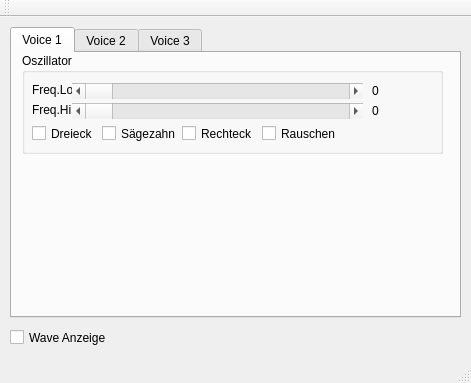
ThKattanek/realsid, file mainwindow.ui: the form before one commit.
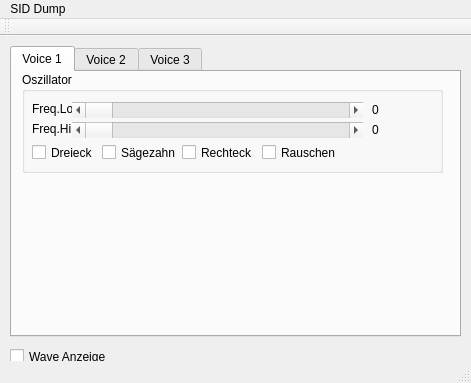
The form after the commit.

Commit message: SIDDumpClass für Emu64 SIDDumps hinugefuegt. Real 8580R5 SID Aufnahme und dazugehoeriges SIDDump File (sdp) mit ins Paket gepackt.

```diff
--- a/mainwindow.ui
+++ b/mainwindow.ui
@@ -214,6 +214,15 @@
      <height>20</height>
     </rect>
    </property>
+   <widget class="QMenu" name="menuImport">
+    <property name="title">
+     <string>SID Dump</string>
+    </property>
+    <addaction name="Open_SidDump"/>
+    <addaction name="Play_SidDump"/>
+    <addaction name="Stop_SidDump"/>
+   </widget>
+   <addaction name="menuImport"/>
   </widget>
   <widget class="QToolBar" name="mainToolBar">
    <attribute name="toolBarArea">
```
Left out of the diff: 20 changed lines with no effect on the pictures. The commit also changes 11 other files.
